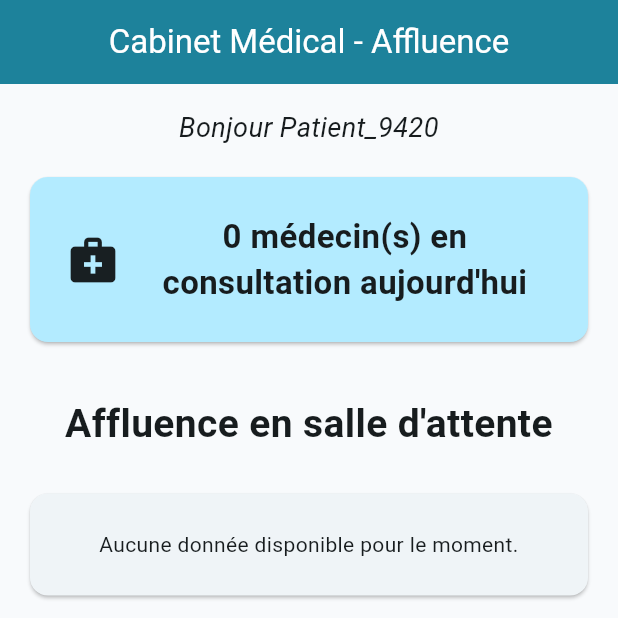
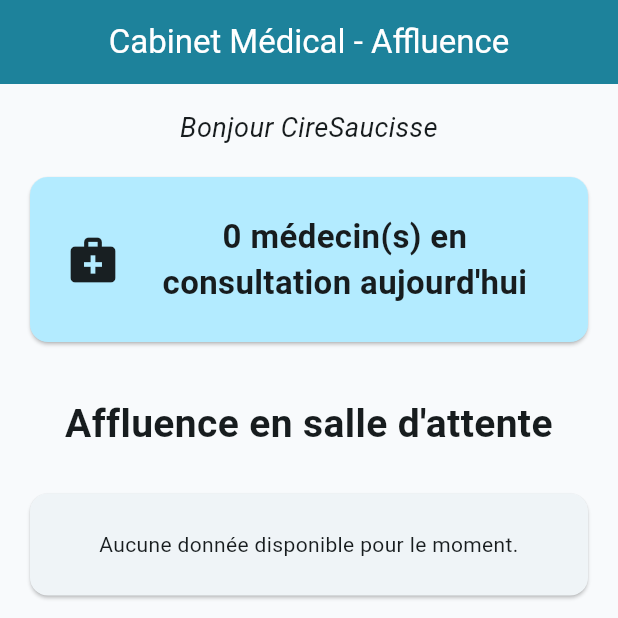
Before and after one commit to malo22110/doc-mael, a Flutter app: the screen it shows after launch, on a phone screen of 412 x 824 dp, the top half of it. Run offline on Flutter 3.47's test engine with Material 3 defaults, Android fonts, the phone set to English and light mode, and no system bars; our stand-ins replace cloud_firestore, firebase_core, go_router, shared_preferences; accounts and stored records are empty.

Commit message:
feat: use Breton pseudo generator instead of numeric IDs

```diff
--- /dev/null
+++ b/lib/utils/pseudo_generator.dart
@@ -0,0 +1,47 @@
+import 'dart:math';
+
+class BretonPseudoGenerator {
+  static final List<String> _prefixes = [
+    'Kouign',
+    'Galette',
+    'Far',
+    'Beurre',
+    'Caramel',
+    'Kig',
+    'Menhir',
+    'Korrigan',
+    'Goeland',
+    'Andouille',
+    'Artichaut',
+    'Cidre',
+    'Cire',
+    'Chouchen',
+    'Crepe',
+    'Bigoudene'
+  ];
+
+  static final List<String> _suffixes = [
+    'Sale',
+    'Beurre',
+    'Saucisse',
+    'Fruite',
+    'Breton',
+    'Tetu',
+    'Roti',
+    'Dore',
+    'EnBottes',
+    'Farci',
+    'Moelleux',
+    'Jaune',
+    'Tempete',
+    'Piquant',
+    'Croustillant',
+  ];
+
+  static String generate() {
+    final rand = Random();
+    final p = _prefixes[rand.nextInt(_prefixes.length)];
+    final s = _suffixes[rand.nextInt(_suffixes.length)];
+    return '$p$s';
+  }
+}
--- a/lib/views/home_view.dart
+++ b/lib/views/home_view.dart
@@ -7,6 +7,7 @@ import '../models/report.dart';
 import '../models/daily_status.dart';
 import '../models/intention.dart';
 import '../utils/time_utils.dart';
+import '../utils/pseudo_generator.dart';
 
 class HomeView extends StatefulWidget {
   final DatabaseService db;
@@ -31,8 +32,7 @@ class _HomeViewState extends State<HomeView> {
     final prefs = await SharedPreferences.getInstance();
     String? pseudo = prefs.getString('user_pseudo');
     if (pseudo == null) {
-      final random = Random();
-      pseudo = "Patient_${random.nextInt(10000)}";
+      pseudo = BretonPseudoGenerator.generate();
       await prefs.setString('user_pseudo', pseudo);
     }
     setState(() {
```
Also changed, not shown: 1 other file.
